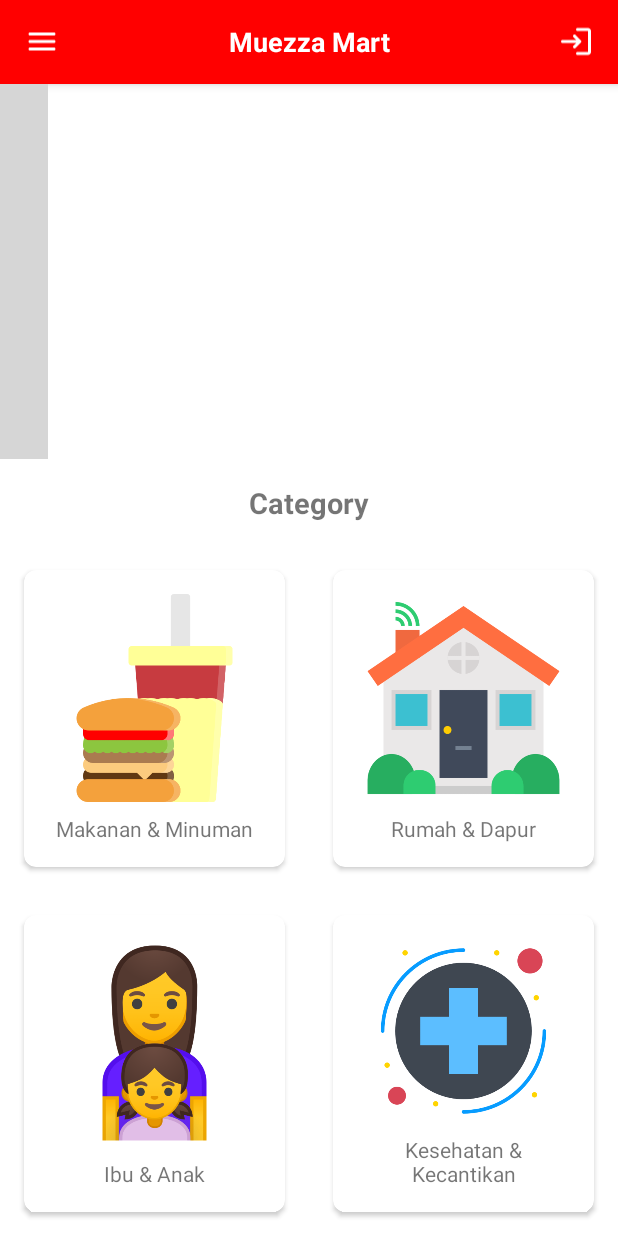
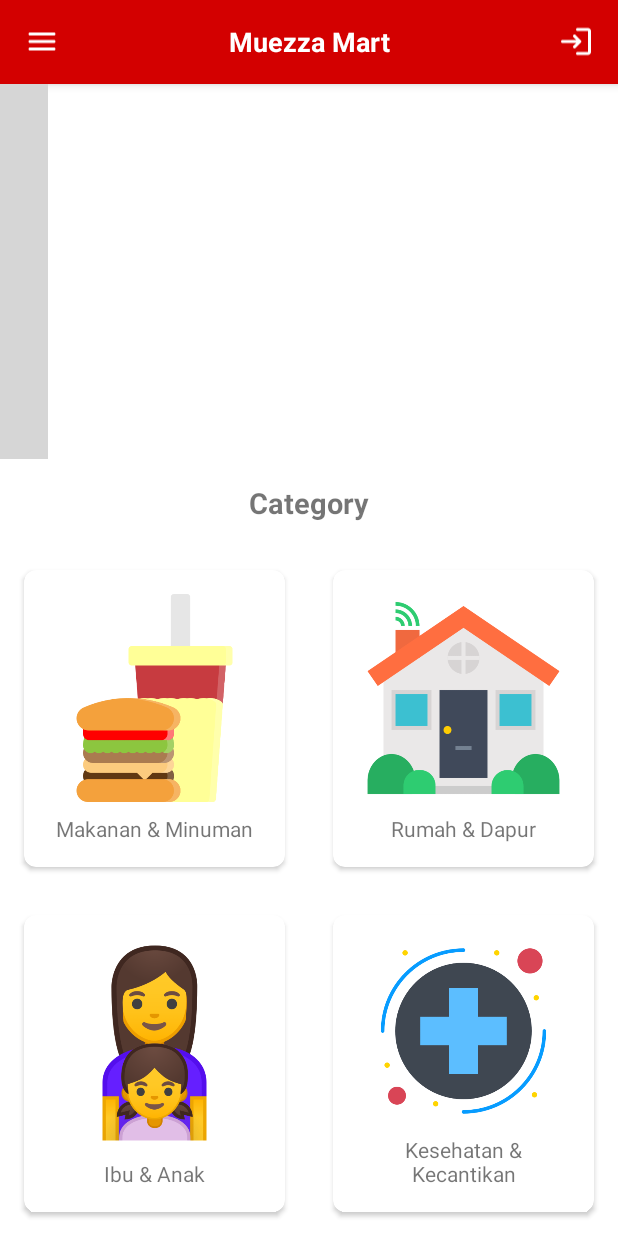
Before and after one commit to zuyyinaza/FinalExam_PPB_2022_Zuyyina, an Android app: the screen it shows after launch (MainActivity), on a phone screen of 412 x 824 dp. Run offline under Robolectric (Android 15) with nearby library versions, the phone set to English and light mode, and no system bars; libraries missing offline, so code that uses them is left out: com.denzcoskun.imageslider; plain views replace ImageSlider; 6 statements that could not run were skipped; grey boxes are pictures that could not be loaded.

Commit message:
Initial Commit

```diff
--- a/app/src/main/java/zuyyina/muizza/myfinalexam/MainActivity.kt
+++ b/app/src/main/java/zuyyina/muizza/myfinalexam/MainActivity.kt
@@ -25,10 +25,10 @@ class MainActivity : AppCompatActivity() {
 
         imageSlider.setImageList(imageList, ScaleTypes.FIT)
 
-        var container1 : CardView = findViewById(R.id.container1)
-        var container2 : CardView = findViewById(R.id.container2)
-        var container3 : CardView = findViewById(R.id.container3)
-        var container4 : CardView = findViewById(R.id.container4)
+        var container1 : CardView = findViewById(R.id.box1)
+        var container2 : CardView = findViewById(R.id.box2)
+        var container3 : CardView = findViewById(R.id.box3)
+        var container4 : CardView = findViewById(R.id.box4)
 
         container1.setOnClickListener{
             val intent= Intent(this, DetailActivity::class.java)
@@ -51,7 +51,7 @@ class MainActivity : AppCompatActivity() {
         container4.setOnClickListener{
             val intent= Intent(this, DetailActivity::class.java)
             intent.putExtra("image", R.drawable.health)
-            intent.putExtra("title", "Kesehatan & kecantikan")
+            intent.putExtra("title", "Kesehatan & Kecantikan")
             startActivity(intent)
         }
     }
--- a/app/src/main/res/layout/activity_main.xml
+++ b/app/src/main/res/layout/activity_main.xml
@@ -85,7 +85,7 @@
                     android:layout_weight="1">
 
                     <androidx.cardview.widget.CardView
-                        android:id="@+id/container1"
+                        android:id="@+id/box1"
                         android:layout_width="match_parent"
                         android:layout_height="match_parent"
                         app:cardCornerRadius="8dp"
@@ -122,7 +122,7 @@
                     android:layout_weight="1">
 
                     <androidx.cardview.widget.CardView
-                        android:id="@+id/container2"
+                        android:id="@+id/box2"
                         android:layout_width="match_parent"
                         android:layout_height="match_parent"
                         app:cardCornerRadius="8dp"
@@ -147,7 +147,6 @@
                                 android:textAlignment="center"
                                 android:paddingHorizontal="4dp"
                                 android:text="Rumah &amp; Dapur"/>
-
                         </LinearLayout>
                     </androidx.cardview.widget.CardView>
                 </LinearLayout>
@@ -165,7 +164,7 @@
                     android:layout_weight="1">
 
                     <androidx.cardview.widget.CardView
-                        android:id="@+id/container3"
+                        android:id="@+id/box3"
                         android:layout_width="match_parent"
                         android:layout_height="match_parent"
                         app:cardCornerRadius="8dp"
@@ -190,9 +189,7 @@
                                 android:textAlignment="center"
                                 android:paddingHorizontal="4dp"
                                 android:text="Ibu &amp; Anak"/>
-
                         </LinearLayout>
-
                     </androidx.cardview.widget.CardView>
                 </LinearLayout>
 
@@ -202,7 +199,7 @@
                     android:layout_weight="1">
 
                     <androidx.cardview.widget.CardView
-                        android:id="@+id/container4"
+                        android:id="@+id/box4"
                         android:layout_width="match_parent"
                         android:layout_height="match_parent"
                         app:cardCornerRadius="8dp"
@@ -227,7 +224,6 @@
                                 android:textAlignment="center"
                                 android:paddingHorizontal="4dp"
                                 android:text="Kesehatan &amp; Kecantikan"/>
-
                         </LinearLayout>
                     </androidx.cardview.widget.CardView>
                 </LinearLayout>
--- a/app/src/main/res/values/colors.xml
+++ b/app/src/main/res/values/colors.xml
@@ -4,7 +4,7 @@
     <color name="purple_500">#FF6200EE</color>
     <color name="purple_700">#FF3700B3</color>
     <color name="red_200">#FFFF8980</color>
-    <color name="red_500">#FF0000</color>
+    <color name="red_500">#D30000</color>
     <color name="red_700">#FFC13025</color>
     <color name="teal_200">#FF03DAC5</color>
     <color name="teal_700">#FF018786</color>
```
Also changed, not shown: app/src/main/res/drawable/market1.jpg.
